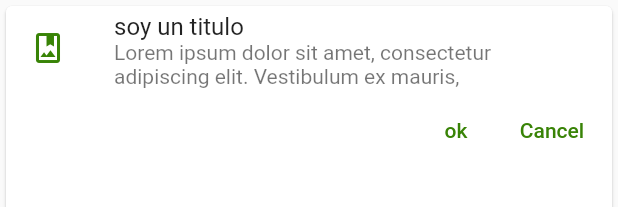
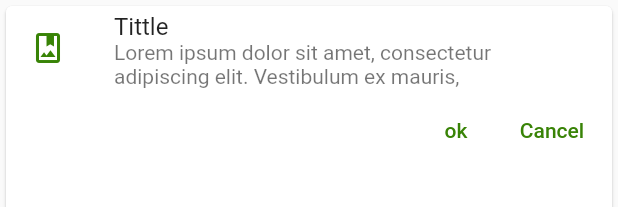
Before and after one commit to ayosefiguera/flutter_components, a Flutter app: the CustomCardType1 widget shown alone on an empty page, opened directly, on a phone screen of 412 x 824 dp. Shown: the top 207 px of the screen. Run offline on Flutter 3.47's test engine with Material 2 defaults, Android fonts, the phone set to English and light mode, and no system bars; network calls fail.

```diff
--- a/lib/widgets/custom_card_type_1.dart
+++ b/lib/widgets/custom_card_type_1.dart
@@ -10,7 +10,7 @@ class CustomCardType1 extends StatelessWidget {
         child: Column(children: [
       const ListTile(
         leading: Icon(Icons.photo_album_outlined, color: AppTheme.primary),
-        title: Text('soy un titulo'),
+        title: Text('Tittle'),
         subtitle: Text(
             'Lorem ipsum dolor sit amet, consectetur adipiscing elit. Vestibulum ex mauris,'),
       ),
```
